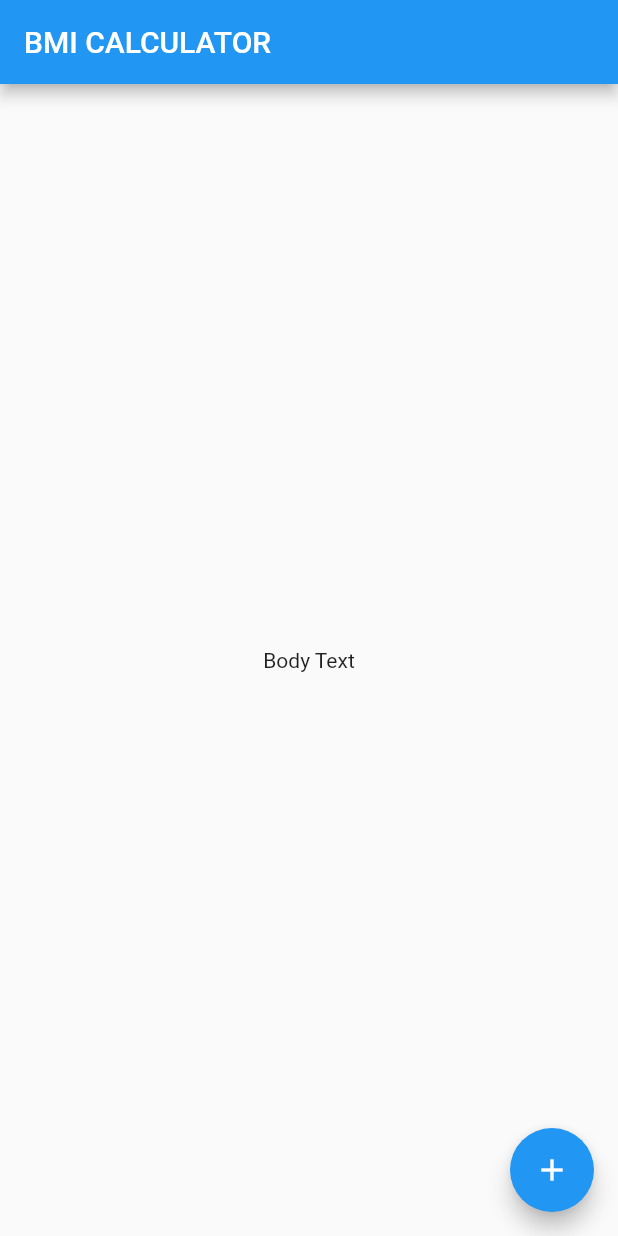
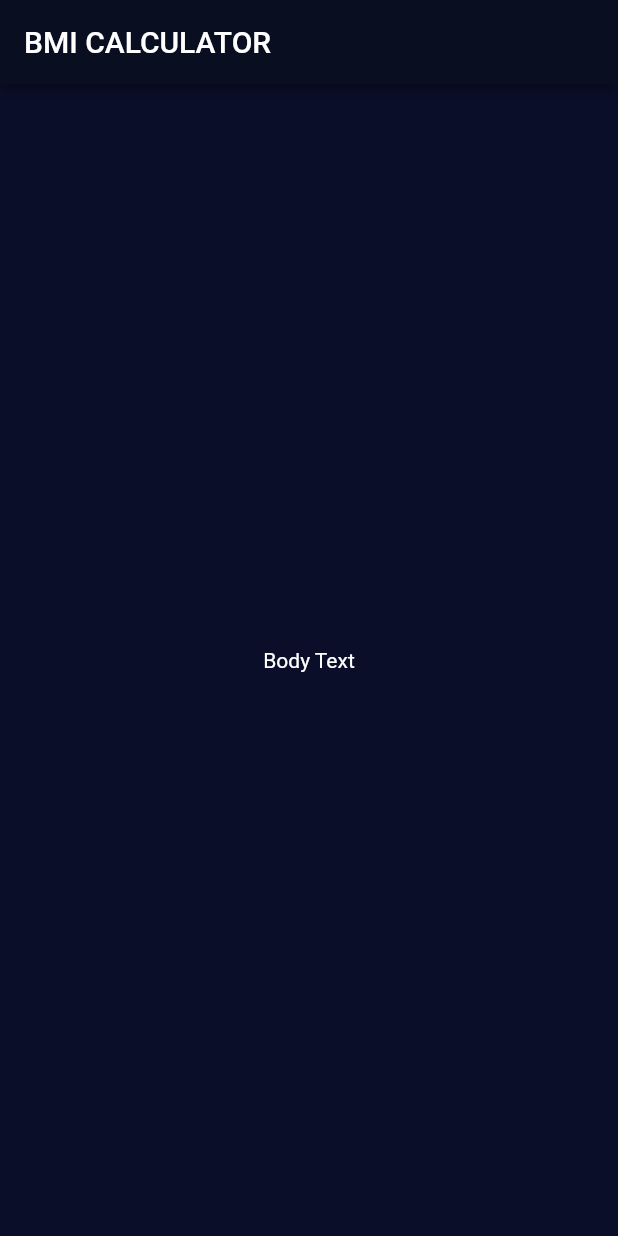
Before and after one commit to AlexDuthie/bmi_calculator, a Flutter app: the screen it shows after launch, on a phone screen of 412 x 824 dp. Run offline on Flutter 3.47's test engine with Material 2 defaults, Android fonts, the phone set to English and light mode, and no system bars.

Commit message:
ThemeData Specified

```diff
--- a/lib/main.dart
+++ b/lib/main.dart
@@ -6,9 +6,12 @@ class BMICalculator extends StatelessWidget {
   @override
   Widget build(BuildContext context) {
     return MaterialApp(
+      theme: ThemeData.dark().copyWith(
+        primaryColor: Color(0xFF0A0E21),
+        scaffoldBackgroundColor: Color(0xFF0A0E29),
+      ),
       debugShowCheckedModeBanner: false,
       home: InputPage(),
-
     );
   }
 }
@@ -28,14 +31,6 @@ class _InputPageState extends State<InputPage> {
       body: Center(
         child: Text('Body Text'),
       ),
-      floatingActionButton: FloatingActionButton(
-        onPressed: () {
-
-        },
-        child: Icon(
-          Icons.add
-        ),
-      ),
     );
   }
 }
```
Also changed, not shown: lib/input_page.dart (added).
